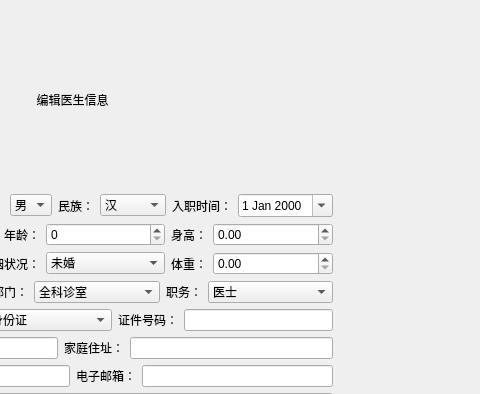
Before: the Qt Designer form doctoreditview.ui in DgutGWK/QtCourse, drawn with Qt 5; both pictures show x 336 to 816 and y 0 to 394 of the 816 by 538 pixel window.
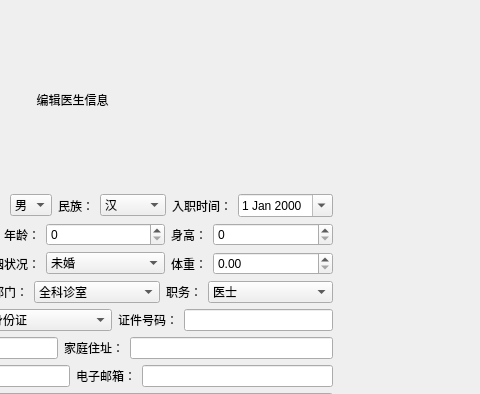
After: the same form once the commit is applied.

Diff of the .ui file:
```diff
--- a/doctoreditview.ui
+++ b/doctoreditview.ui
@@ -312,7 +312,14 @@
           </widget>
          </item>
          <item>
-          <widget class="QDoubleSpinBox" name="Height"/>
+          <widget class="QSpinBox" name="Height">
+           <property name="sizePolicy">
+            <sizepolicy hsizetype="Preferred" vsizetype="Fixed">
+             <horstretch>0</horstretch>
+             <verstretch>0</verstretch>
+            </sizepolicy>
+           </property>
+          </widget>
          </item>
         </layout>
        </item>
```
